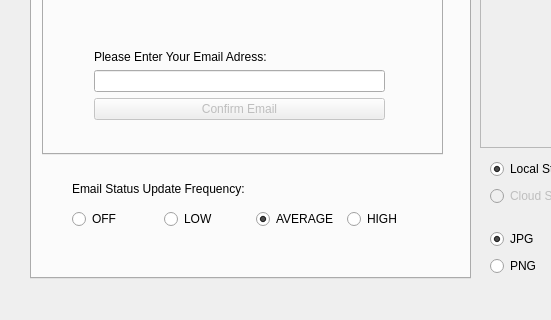
First picture: the form in _ui/FlashLapse_CP.ui, repository CoSE-Jerry/Flashlapse_NEO, before the edit; both pictures show x 0 to 551 and y 172 to 492 of the 800 by 492 pixel window.
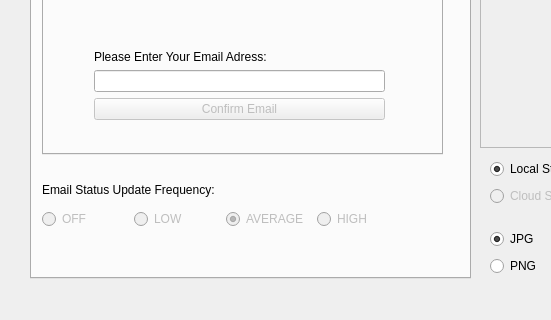
Second picture: the form after the edit. The open tabs and pages were chosen to show the change. Icons and pictures are not drawn.

Patch:
```diff
--- a/_ui/FlashLapse_CP.ui
+++ b/_ui/FlashLapse_CP.ui
@@ -959,7 +959,7 @@
      <widget class="QWidget" name="horizontalLayoutWidget">
       <property name="geometry">
        <rect>
-        <x>40</x>
+        <x>10</x>
         <y>330</y>
         <width>361</width>
         <height>31</height>
@@ -968,6 +968,9 @@
       <layout class="QHBoxLayout" name="horizontalLayout_6">
        <item>
         <widget class="QRadioButton" name="Frequency_Off">
+         <property name="enabled">
+          <bool>false</bool>
+         </property>
          <property name="text">
           <string>OFF</string>
          </property>
@@ -981,6 +984,9 @@
        </item>
        <item>
         <widget class="QRadioButton" name="Frequency_Low">
+         <property name="enabled">
+          <bool>false</bool>
+         </property>
          <property name="text">
           <string>LOW</string>
          </property>
@@ -988,6 +994,9 @@
        </item>
        <item>
         <widget class="QRadioButton" name="Frequency_Average">
+         <property name="enabled">
+          <bool>false</bool>
+         </property>
          <property name="text">
           <string>AVERAGE</string>
          </property>
@@ -998,6 +1007,9 @@
        </item>
        <item>
         <widget class="QRadioButton" name="Frequency_High">
+         <property name="enabled">
+          <bool>false</bool>
+         </property>
          <property name="text">
           <string>HIGH</string>
          </property>
@@ -1008,8 +1020,8 @@
      <widget class="QLabel" name="Email_Update_Prompt">
       <property name="geometry">
        <rect>
-        <x>40</x>
-        <y>299</y>
+        <x>10</x>
+        <y>300</y>
         <width>221</width>
         <height>31</height>
        </rect>
```
